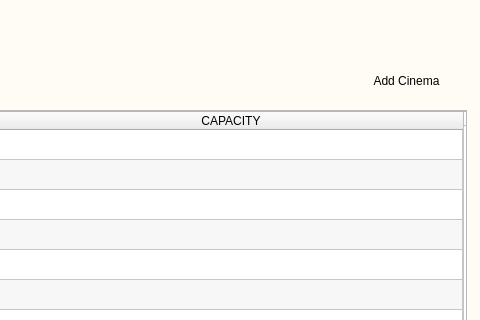
Old version of the form Ui_Files/cinema_list.ui in the repository edejeed/Movie-Ticketing; both pictures show x 324 to 804 and y 0 to 320 of the 804 by 604 pixel window.
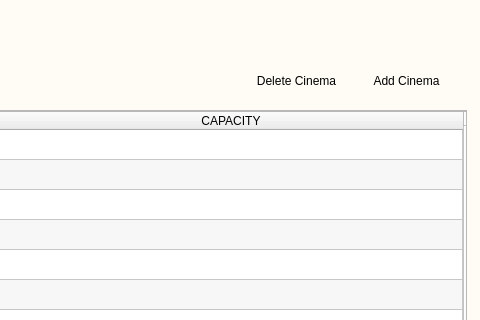
New version of the form. Icons and pictures are not drawn.

The edit to the form file:
```diff
--- a/Ui_Files/cinema_list.ui
+++ b/Ui_Files/cinema_list.ui
@@ -548,6 +548,45 @@
       <bool>true</bool>
      </property>
     </widget>
+    <widget class="QPushButton" name="delCinema">
+     <property name="geometry">
+      <rect>
+       <x>400</x>
+       <y>60</y>
+       <width>121</width>
+       <height>41</height>
+      </rect>
+     </property>
+     <property name="cursor">
+      <cursorShape>PointingHandCursor</cursorShape>
+     </property>
+     <property name="styleSheet">
+      <string notr="true">#addTicket{
+border: 1px white;
+border-radius: 10px;
+}
+
+#addTicket:hover{
+background-color: rgb(236, 236, 236);
+}</string>
+     </property>
+     <property name="text">
+      <string>Delete Cinema</string>
+     </property>
+     <property name="icon">
+      <iconset>
+       <normaloff>../img/deleteTicket.png</normaloff>../img/deleteTicket.png</iconset>
+     </property>
+     <property name="iconSize">
+      <size>
+       <width>30</width>
+       <height>30</height>
+      </size>
+     </property>
+     <property name="flat">
+      <bool>true</bool>
+     </property>
+    </widget>
    </widget>
    <zorder>mainBG</zorder>
    <zorder>navigationBG</zorder>
```
